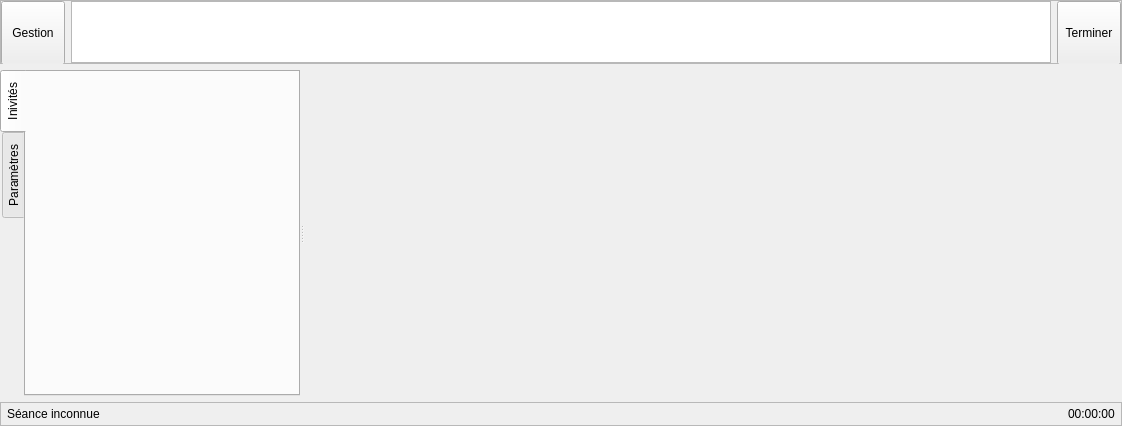
Above: client/src/InSessionWidget.ui from introlab/openteraplus before the change. Below: the same form after it.
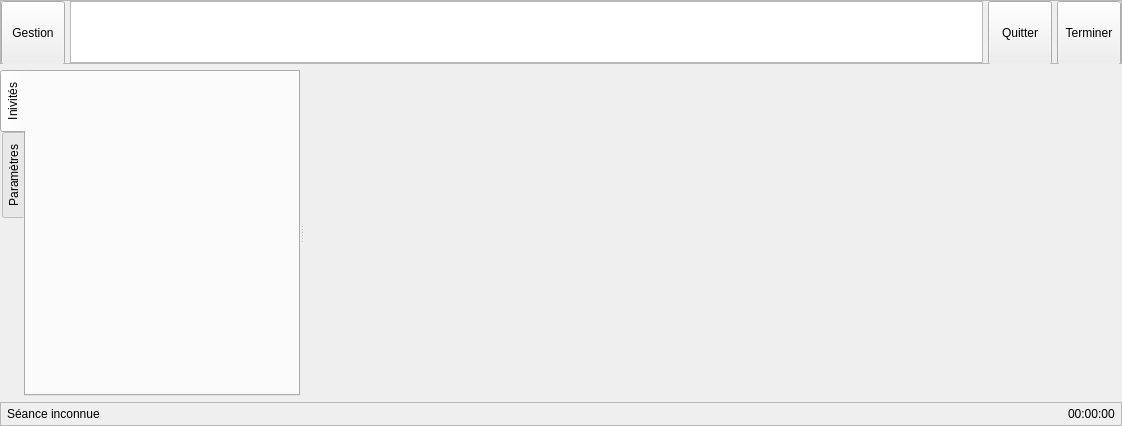
That is the form after the change. Icons and pictures are not drawn. Custom widgets are drawn as their Qt base class.

Commit message: Refs #8. Added JoinSessionDialog when a user is invited to join a session currently in progress.

What changed in the file:
```diff
--- a/client/src/InSessionWidget.ui
+++ b/client/src/InSessionWidget.ui
@@ -53,6 +53,9 @@
       <enum>QFrame::Raised</enum>
      </property>
      <layout class="QHBoxLayout" name="horizontalLayout">
+      <property name="spacing">
+       <number>5</number>
+      </property>
       <property name="leftMargin">
        <number>0</number>
       </property>
@@ -103,6 +106,35 @@
       <item>
        <widget class="QListWidget" name="lstTools"/>
       </item>
+      <item>
+       <widget class="QToolButton" name="btnLeaveSession">
+        <property name="minimumSize">
+         <size>
+          <width>64</width>
+          <height>64</height>
+         </size>
+        </property>
+        <property name="cursor">
+         <cursorShape>PointingHandCursor</cursorShape>
+        </property>
+        <property name="text">
+         <string>Quitter</string>
+        </property>
+        <property name="icon">
+         <iconset resource="../resources/TeraClient.qrc">
+          <normaloff>:/icons/leave.png</normaloff>:/icons/leave.png</iconset>
+        </property>
+        <property name="iconSize">
+         <size>
+          <width>40</width>
+          <height>40</height>
+         </size>
+        </property>
+        <property name="toolButtonStyle">
+         <enum>Qt::ToolButtonTextUnderIcon</enum>
+        </property>
+       </widget>
+      </item>
       <item>
        <widget class="QToolButton" name="btnEndSession">
         <property name="minimumSize">
```
The commit also changes 16 other files.
